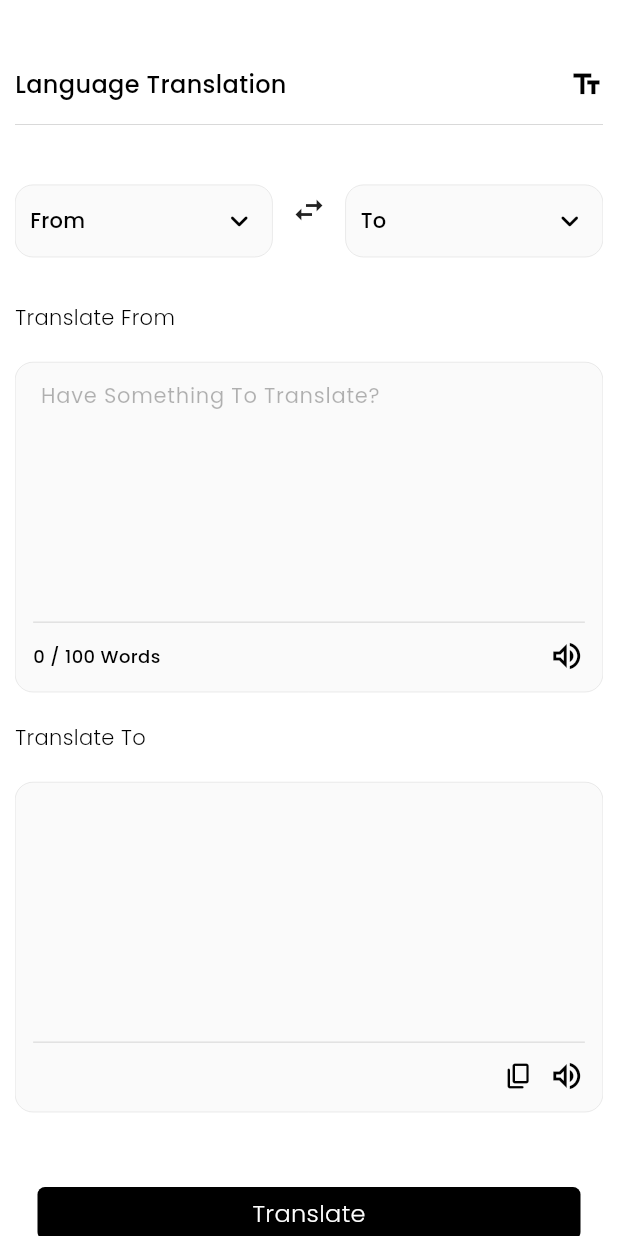
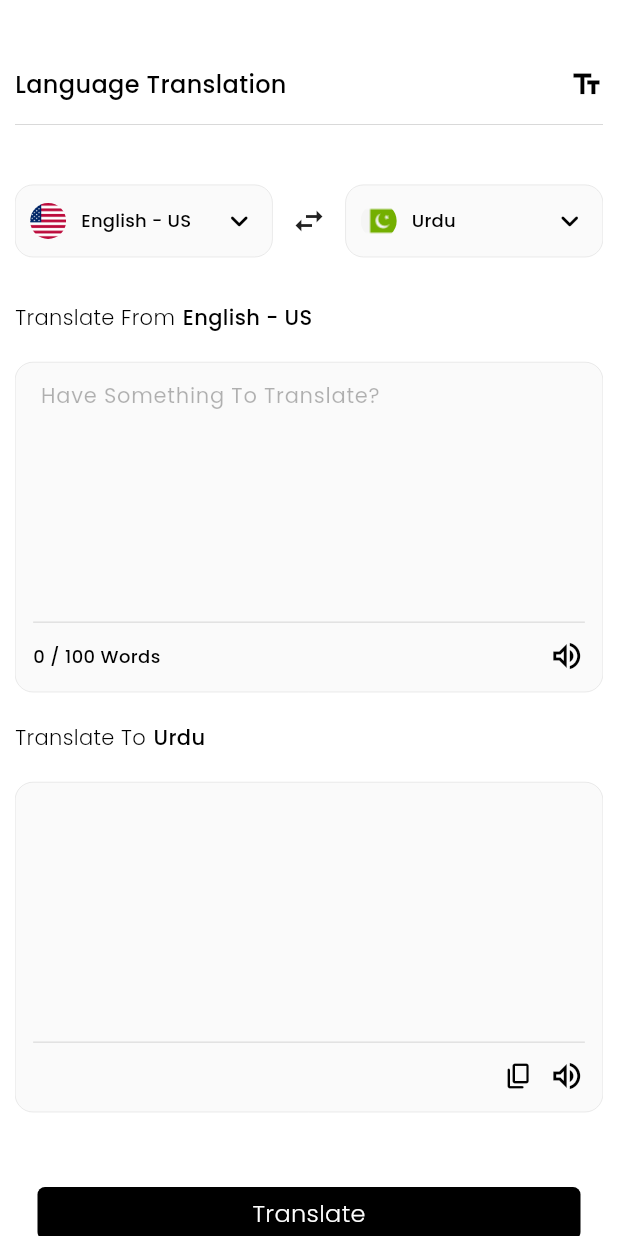
Before and after one commit to AbdulRahmanMudasser/lingogem, a Flutter app: the PromptScreen screen opened directly with empty values, on a phone screen of 412 x 824 dp. Run offline on Flutter 3.47's test engine with Material 3 defaults, Android fonts, the light colour scheme and no system bars; our stand-ins replace flutter_dotenv, flutter_screenutil, flutter_tts, get, google_fonts, google_generative_ai.

Commit message:
feat: swapping languages feature (#11)
- implemented swapping language feature in web and android version
- converted language_drop_down.dart file to stateless widget

```diff
--- a/lib/components/language_drop_down.dart
+++ b/lib/components/language_drop_down.dart
@@ -2,22 +2,17 @@ import 'package:flutter/material.dart';
 import 'package:google_fonts/google_fonts.dart';
 import 'package:lingogem/data/countries_data.dart';
 
-class LanguageDropDown extends StatefulWidget {
+class LanguageDropDown extends StatelessWidget {
   const LanguageDropDown({
     super.key,
     required this.onLanguageChanged,
     required this.hintText,
+    required this.selectedCountry,
   });
 
   final ValueChanged<String?> onLanguageChanged;
   final String hintText;
-
-  @override
-  State<LanguageDropDown> createState() => _LanguageDropDownState();
-}
-
-class _LanguageDropDownState extends State<LanguageDropDown> {
-  String? selectedCountry;
+  final String? selectedCountry;
 
   @override
   Widget build(BuildContext context) {
@@ -40,7 +35,7 @@ class _LanguageDropDownState extends State<LanguageDropDown> {
         // isDense: true,
         value: selectedCountry,
         hint: Text(
-          widget.hintText,
+          hintText,
           style: GoogleFonts.poppins(
             fontSize: 14,
             color: const Color(0xFF000000),
@@ -88,11 +83,7 @@ class _LanguageDropDownState extends State<LanguageDropDown> {
           },
         ).toList(),
         onChanged: (value) {
-          setState(() {
-            selectedCountry = value;
-          });
-
-          widget.onLanguageChanged(value);
+          onLanguageChanged(value);
         },
       ),
     );
--- a/lib/controllers/prompt_screen_controller.dart
+++ b/lib/controllers/prompt_screen_controller.dart
@@ -9,8 +9,8 @@ import 'package:google_generative_ai/google_generative_ai.dart';
 class PromptScreenController extends GetxController {
   late TextEditingController textEditingController;
 
-  var selectedCountryFrom = RxString('');
-  var selectedCountryTo = RxString('');
+  var selectedCountryFrom = 'English - US'.obs;
+  var selectedCountryTo = 'Urdu'.obs;
 
   var translatedText = RxString('');
 
@@ -244,4 +244,11 @@ class PromptScreenController extends GetxController {
     isSpeakingTo.value = false;
     await flutterTts.stop();
   }
+
+  // Swapping Languages
+  void swappingLanguages() {
+    String temp = selectedCountryFrom.value;
+    selectedCountryFrom.value = selectedCountryTo.value;
+    selectedCountryTo.value = temp;
+  }
 }
--- a/lib/screens/home_screen.dart
+++ b/lib/screens/home_screen.dart
@@ -84,7 +84,7 @@ class _HomeScreenState extends State<HomeScreen> {
                           ),
                           WidgetSpan(
                             child: SizedBox(
-                              height: 35.sh,
+                              height: 35.h,
                             ),
                           ),
                           TextSpan(
--- a/lib/screens/prompt_screen.dart
+++ b/lib/screens/prompt_screen.dart
@@ -83,21 +83,28 @@ class PromptScreen extends GetView<PromptScreenController> {
                           ),
                         SizedBox(
                           width: ScreenUtil().screenWidth / 2.4,
-                          child: LanguageDropDown(
-                            onLanguageChanged: controller.handleSelectedCountryFrom,
-                            hintText: "From",
+                          child: Obx(
+                            () => LanguageDropDown(
+                              selectedCountry: controller.selectedCountryFrom.value,
+                              onLanguageChanged: controller.handleSelectedCountryFrom,
+                              hintText: "From",
+                            ),
                           ),
                         ),
                       ],
                     ),
 
                     // Swap Button
-                    const Column(
+                    Column(
                       children: [
-                        Icon(Icons.swap_horiz_outlined),
-                        SizedBox(
-                          height: 15,
+                        GestureDetector(
+                          onTap: () => controller.swappingLanguages(),
+                          child: const Icon(Icons.swap_horiz_outlined),
                         ),
+                        if (kIsWeb)
+                          const SizedBox(
+                            height: 15,
+                          ),
                       ],
                     ),
 
@@ -120,9 +127,12 @@ class PromptScreen extends GetView<PromptScreenController> {
                           ),
                         SizedBox(
                           width: ScreenUtil().screenWidth / 2.4,
-                          child: LanguageDropDown(
-                            onLanguageChanged: controller.handleSelectedCountryTo,
-                            hintText: "To",
+                          child: Obx(
+                            () => LanguageDropDown(
+                              selectedCountry: controller.selectedCountryTo.value,
+                              onLanguageChanged: controller.handleSelectedCountryTo,
+                              hintText: "To",
+                            ),
                           ),
                         ),
                       ],
```
